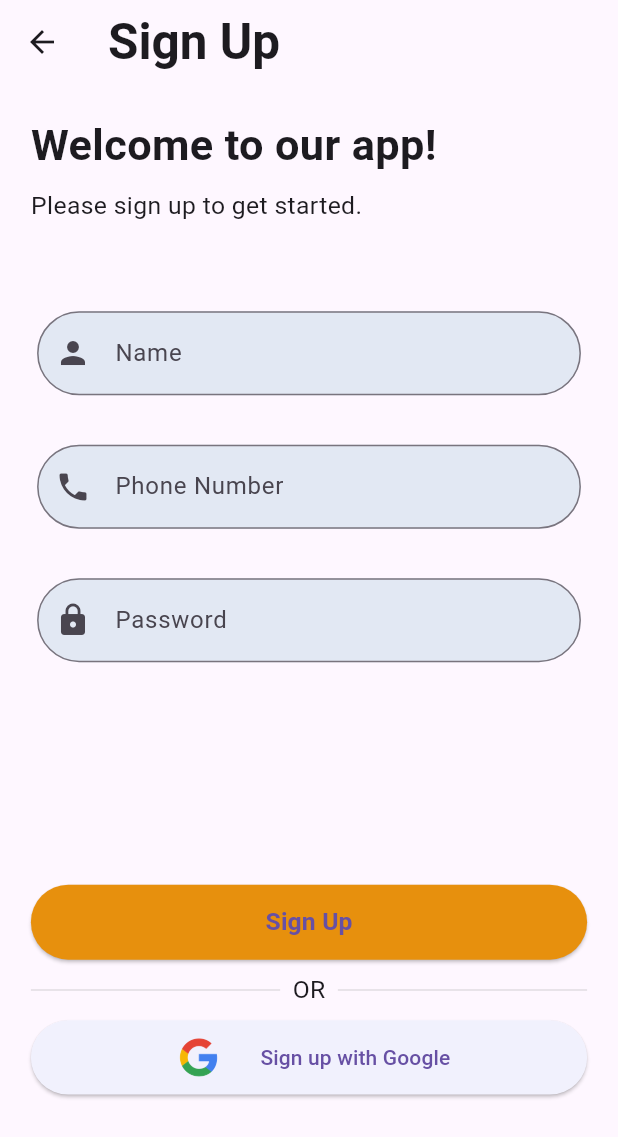
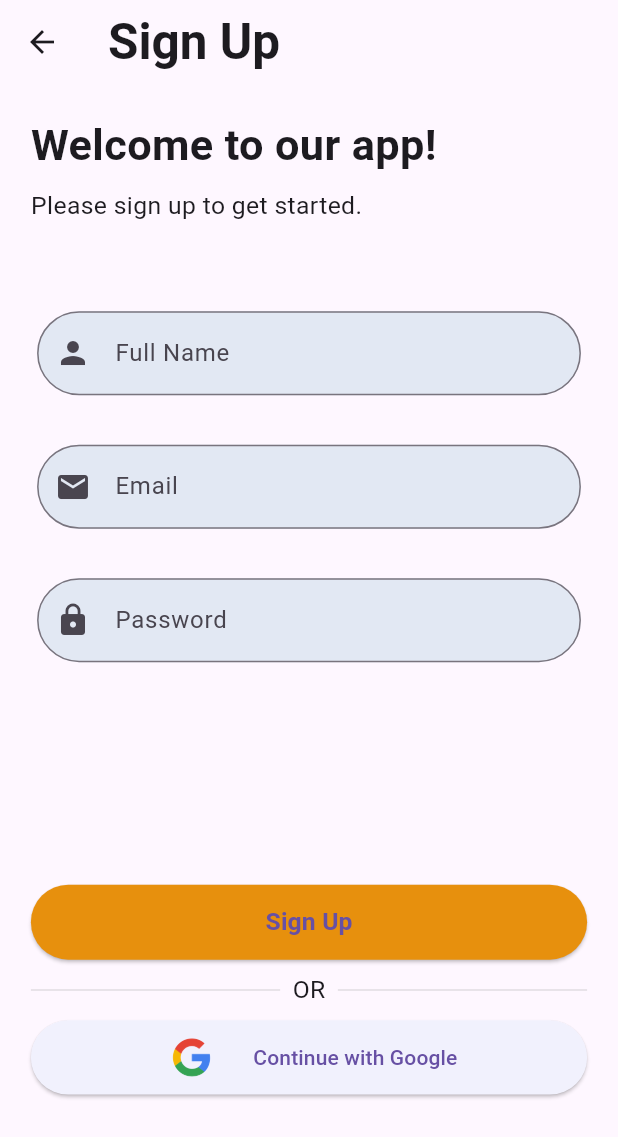
Before and after one commit to Tech-Gem/Dozer_Front-end, a Flutter app: the SignUpScreen screen opened directly, on a phone screen of 412 x 824 dp. Shown: the top 1137 px of the screen. Run offline on Flutter 3.47's test engine with Material 2 defaults, Android fonts, the phone set to English and light mode, and no system bars; our stand-ins replace equatable, responsive_sizer; statements that could not run were skipped.

Commit message:
change phone number to email

```diff
--- a/Dozer_Mobile/Dozer_User/lib/features/authentication/presentation/screens/login_screen.dart
+++ b/Dozer_Mobile/Dozer_User/lib/features/authentication/presentation/screens/login_screen.dart
@@ -53,24 +53,12 @@ class LonginScreen extends StatelessWidget {
                   ),
                 ],
               ),
-              // SizedBox(height: 1.h),
-              // Text(
-              //   'Please sign up to get started.',
-              //   style: TextStyle(fontSize: 2.h),
-              // ),
-              // SizedBox(height: 5.h),
-              // CustomTextField(
-              //   controller: nameController,
-              //   hintText: 'Name',
-              //   icon: Icons.person,
-              // ),
-              // SizedBox(height: 1.h),
+
               CustomTextField(
                 controller: phoneNumberController,
-                hintText: 'Phone Number',
+                hintText: 'Email',
                 icon: Icons.phone,
               ),
-              // SizedBox(height: 1.h),
               CustomTextField(
                 controller: passwordController,
                 hintText: 'Password',
@@ -125,7 +113,7 @@ class LonginScreen extends StatelessWidget {
                 },
                 height: 6.h,
                 width: double.infinity,
-                child: Text('Sign up')
+                child: Text('Sign in with Google')
                 // buttonColor: Colors.red, // Custom button color
               ),
             ],
--- a/Dozer_Mobile/Dozer_User/lib/features/authentication/presentation/screens/signup_screen.dart
+++ b/Dozer_Mobile/Dozer_User/lib/features/authentication/presentation/screens/signup_screen.dart
@@ -45,14 +45,14 @@ class SignUpScreen extends StatelessWidget {
               SizedBox(height: 5.h),
               CustomTextField(
                 controller: nameController,
-                hintText: 'Name',
+                hintText: 'Full Name',
                 icon: Icons.person,
               ),
               // SizedBox(height: 1.h),
               CustomTextField(
                 controller: phoneNumberController,
-                hintText: 'Phone Number',
-                icon: Icons.phone,
+                hintText: 'Email',
+                icon: Icons.email,
               ),
               // SizedBox(height: 1.h),
               CustomTextField(
@@ -118,7 +118,7 @@ class SignUpScreen extends StatelessWidget {
                       width: 10.w,
                     ),
                     SizedBox(width: 5.w),
-                    const Text('Sign up with Google'),
+                    const Text('Continue with Google'),
                   ],
                 ),
                 // buttonColor: Colors.red, // Custom button color
```
